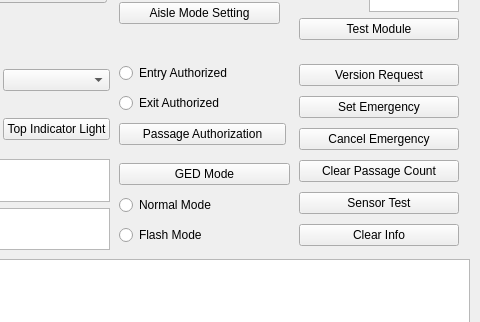
Qt form src/view/ElisMainWidget.ui (chiplua/Rs128WinTest) before a commit; both pictures show x 551 to 1031 and y 181 to 503 of the 1031 by 647 pixel window.
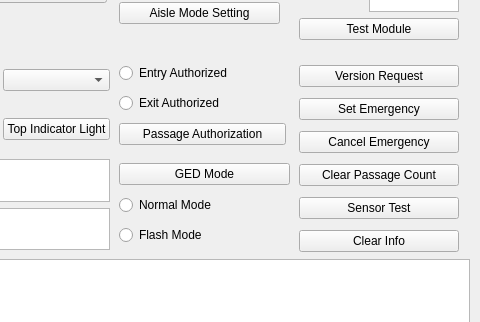
The same form after that commit.

Commit message: [UI-Framework-GLayoutLight]:Set light layout

Diff of the .ui file:
```diff
--- a/src/view/ElisMainWidget.ui
+++ b/src/view/ElisMainWidget.ui
@@ -625,7 +625,7 @@
      <x>850</x>
      <y>241</y>
      <width>160</width>
-     <height>191</height>
+     <height>202</height>
     </rect>
    </property>
    <layout class="QVBoxLayout" name="verticalLayout_8">
```
Left out of the diff: 2 changed lines with no effect on the pictures. The commit also changes 3 other files.
